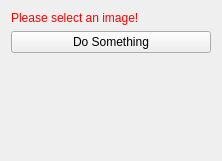
RosieBarrows/CemrgApp, file CemrgApp/Plugins/kcl.cemrgapp.fourchamber/src/internal/FourChamberViewControls.ui: the form before one commit.
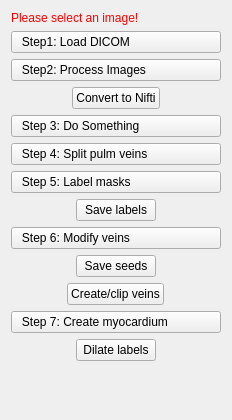
The form after the commit.

Commit message: fourch_start_commit

Patch:
```diff
--- a/CemrgApp/Plugins/kcl.cemrgapp.fourchamber/src/internal/FourChamberViewControls.ui
+++ b/CemrgApp/Plugins/kcl.cemrgapp.fourchamber/src/internal/FourChamberViewControls.ui
@@ -6,8 +6,8 @@
    <rect>
     <x>0</x>
     <y>0</y>
-    <width>222</width>
-    <height>161</height>
+    <width>232</width>
+    <height>420</height>
    </rect>
   </property>
   <property name="minimumSize">
@@ -30,13 +30,111 @@
      </property>
     </widget>
    </item>
+   <item>
+    <widget class="QPushButton" name="button_loaddicom">
+     <property name="styleSheet">
+      <string notr="true">text-align: left;</string>
+     </property>
+     <property name="text">
+      <string>   Step1: Load DICOM</string>
+     </property>
+    </widget>
+   </item>
+   <item>
+    <widget class="QPushButton" name="button_processimg">
+     <property name="styleSheet">
+      <string notr="true">text-align: left;</string>
+     </property>
+     <property name="text">
+      <string>   Step2: Process Images</string>
+     </property>
+    </widget>
+   </item>
+   <item alignment="Qt::AlignHCenter">
+    <widget class="QPushButton" name="button_convert2nii">
+     <property name="text">
+      <string>Convert to Nifti</string>
+     </property>
+    </widget>
+   </item>
    <item>
     <widget class="QPushButton" name="buttonPerformImageProcessing">
      <property name="toolTip">
       <string>Do image processing</string>
      </property>
+     <property name="styleSheet">
+      <string notr="true">text-align: left;</string>
+     </property>
      <property name="text">
-      <string>Do Something</string>
+      <string>   Step 3: Do Something</string>
+     </property>
+    </widget>
+   </item>
+   <item>
+    <widget class="QPushButton" name="button_splitpulms">
+     <property name="styleSheet">
+      <string notr="true">text-align: left;</string>
+     </property>
+     <property name="text">
+      <string>   Step 4: Split pulm veins</string>
+     </property>
+    </widget>
+   </item>
+   <item>
+    <widget class="QPushButton" name="button_labelmasks">
+     <property name="styleSheet">
+      <string notr="true">text-align: left;</string>
+     </property>
+     <property name="text">
+      <string>   Step 5: Label masks</string>
+     </property>
+    </widget>
+   </item>
+   <item alignment="Qt::AlignHCenter">
+    <widget class="QPushButton" name="button_savelabels">
+     <property name="text">
+      <string>Save labels</string>
+     </property>
+    </widget>
+   </item>
+   <item>
+    <widget class="QPushButton" name="button_modifyveins">
+     <property name="styleSheet">
+      <string notr="true">text-align: left;</string>
+     </property>
+     <property name="text">
+      <string>   Step 6: Modify veins</string>
+     </property>
+    </widget>
+   </item>
+   <item alignment="Qt::AlignHCenter">
+    <widget class="QPushButton" name="button_saveveinseeds">
+     <property name="text">
+      <string>Save seeds</string>
+     </property>
+    </widget>
+   </item>
+   <item alignment="Qt::AlignHCenter">
+    <widget class="QPushButton" name="button_createclipveins">
+     <property name="text">
+      <string>Create/clip veins</string>
+     </property>
+    </widget>
+   </item>
+   <item>
+    <widget class="QPushButton" name="button_createmyo">
+     <property name="styleSheet">
+      <string notr="true">text-align: left;</string>
+     </property>
+     <property name="text">
+      <string>   Step 7: Create myocardium</string>
+     </property>
+    </widget>
+   </item>
+   <item alignment="Qt::AlignHCenter">
+    <widget class="QPushButton" name="button_dilatelabels">
+     <property name="text">
+      <string>Dilate labels</string>
      </property>
     </widget>
    </item>
```
The commit also changes 2 other files.
